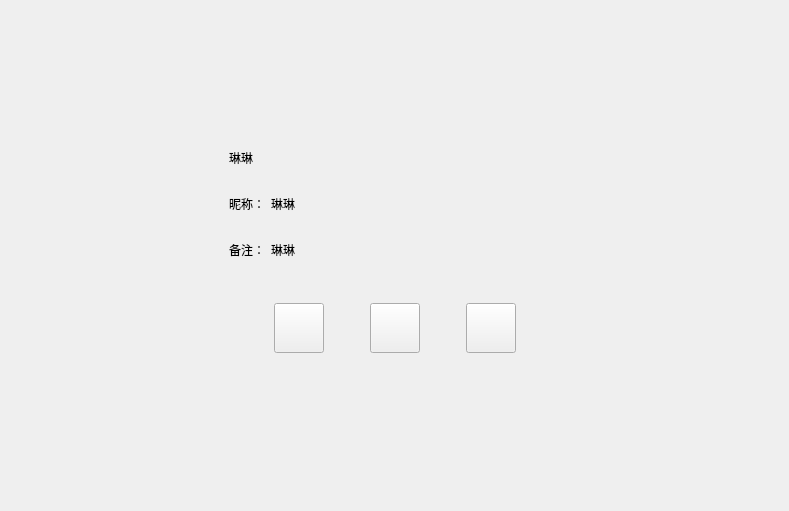
Above: cchat/friendinfopage.ui from star-cs/CChat_client before the change. Below: the same form after it.
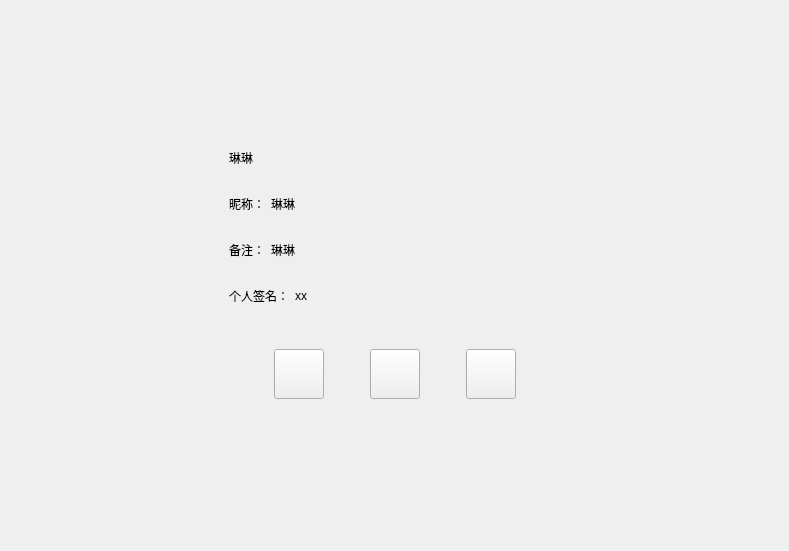
That is the form after the change. Custom widgets are drawn as their Qt base class.

Patch:
```diff
--- a/cchat/friendinfopage.ui
+++ b/cchat/friendinfopage.ui
@@ -7,7 +7,7 @@
     <x>0</x>
     <y>0</y>
     <width>789</width>
-    <height>511</height>
+    <height>551</height>
    </rect>
   </property>
   <property name="windowTitle">
@@ -270,6 +270,75 @@
            </layout>
           </widget>
          </item>
+         <item>
+          <widget class="QWidget" name="widget_7" native="true">
+           <property name="minimumSize">
+            <size>
+             <width>0</width>
+             <height>40</height>
+            </size>
+           </property>
+           <property name="maximumSize">
+            <size>
+             <width>16777215</width>
+             <height>40</height>
+            </size>
+           </property>
+           <layout class="QHBoxLayout" name="horizontalLayout_6">
+            <property name="leftMargin">
+             <number>0</number>
+            </property>
+            <property name="topMargin">
+             <number>0</number>
+            </property>
+            <property name="rightMargin">
+             <number>0</number>
+            </property>
+            <property name="bottomMargin">
+             <number>0</number>
+            </property>
+            <item>
+             <widget class="QLabel" name="desc_tip">
+              <property name="minimumSize">
+               <size>
+                <width>0</width>
+                <height>30</height>
+               </size>
+              </property>
+              <property name="maximumSize">
+               <size>
+                <width>100</width>
+                <height>30</height>
+               </size>
+              </property>
+              <property name="text">
+               <string>个人签名：</string>
+              </property>
+             </widget>
+            </item>
+            <item>
+             <widget class="QLabel" name="desc_lb">
+              <property name="text">
+               <string>xx</string>
+              </property>
+             </widget>
+            </item>
+            <item>
+             <spacer name="horizontalSpacer_8">
+              <property name="orientation">
+               <enum>Qt::Horizontal</enum>
+              </property>
+              <property name="sizeHint" stdset="0">
+               <size>
+                <width>305</width>
+                <height>20</height>
+               </size>
+              </property>
+             </spacer>
+            </item>
+           </layout>
+          </widget>
+         </item>
         </layout>
        </widget>
       </item>
```
